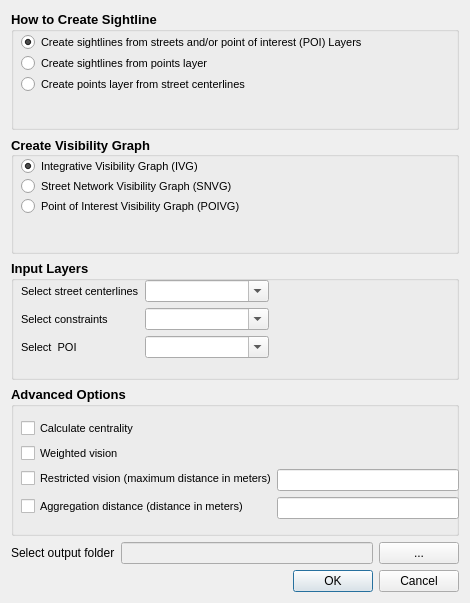
Above: poi_visibility_network_dialog_base.ui from achic19/poi_visibility_network2 before the change. Below: the same form after it.
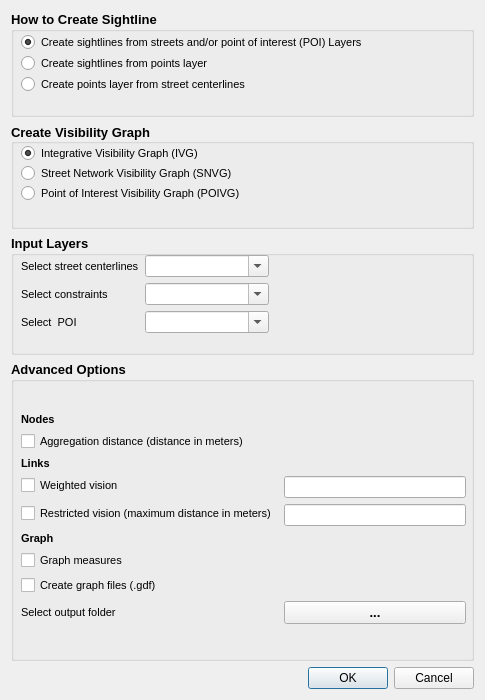
That is the form after the change.

The edit to the form file:
```diff
--- a/poi_visibility_network_dialog_base.ui
+++ b/poi_visibility_network_dialog_base.ui
@@ -6,10 +6,16 @@
    <rect>
     <x>0</x>
     <y>0</y>
-    <width>470</width>
-    <height>603</height>
+    <width>485</width>
+    <height>700</height>
    </rect>
   </property>
+  <property name="minimumSize">
+   <size>
+    <width>0</width>
+    <height>250</height>
+   </size>
+  </property>
   <property name="windowTitle">
    <string>Dialog</string>
   </property>
@@ -360,7 +366,7 @@
      <property name="minimumSize">
       <size>
        <width>0</width>
-       <height>150</height>
+       <height>300</height>
       </size>
      </property>
      <property name="font">
@@ -378,8 +384,8 @@
        <rect>
         <x>10</x>
         <y>20</y>
-        <width>438</width>
-        <height>126</height>
+        <width>445</width>
+        <height>275</height>
        </rect>
       </property>
       <layout class="QFormLayout" name="formLayout_2">
@@ -390,7 +396,7 @@
         <enum>QFormLayout::AllNonFixedFieldsGrow</enum>
        </property>
        <property name="rowWrapPolicy">
-        <enum>QFormLayout::WrapLongRows</enum>
+        <enum>QFormLayout::DontWrapRows</enum>
        </property>
        <property name="labelAlignment">
         <set>Qt::AlignLeading|Qt::AlignLeft|Qt::AlignVCenter</set>
@@ -399,9 +405,65 @@
         <set>Qt::AlignLeading|Qt::AlignLeft|Qt::AlignVCenter</set>
        </property>
        <property name="horizontalSpacing">
-        <number>0</number>
+        <number>7</number>
        </property>
+       <item row="0" column="0">
+        <widget class="QLabel" name="label_2">
+         <property name="font">
+          <font>
+           <pointsize>8</pointsize>
+           <weight>75</weight>
+           <bold>true</bold>
+          </font>
+         </property>
+         <property name="text">
+          <string>Nodes</string>
+         </property>
+        </widget>
+       </item>
+       <item row="6" column="0">
+        <widget class="QCheckBox" name="checkBox_centrality">
+         <property name="font">
+          <font>
+           <pointsize>8</pointsize>
+           <weight>50</weight>
+           <bold>false</bold>
+          </font>
+         </property>
+         <property name="text">
+          <string>Graph measures</string>
+         </property>
+        </widget>
+       </item>
        <item row="1" column="0">
+        <widget class="QCheckBox" name="checkBox_3">
+         <property name="font">
+          <font>
+           <pointsize>8</pointsize>
+           <weight>50</weight>
+           <bold>false</bold>
+          </font>
+         </property>
+         <property name="text">
+          <string>Aggregation distance (distance in meters)</string>
+         </property>
+        </widget>
+       </item>
+       <item row="2" column="0">
+        <widget class="QLabel" name="label_5">
+         <property name="font">
+          <font>
+           <pointsize>8</pointsize>
+           <weight>75</weight>
+           <bold>true</bold>
+          </font>
+         </property>
+         <property name="text">
+          <string>Links</string>
+         </property>
+        </widget>
+       </item>
+       <item row="3" column="0">
         <widget class="QCheckBox" name="checkBox_2">
          <property name="font">
           <font>
@@ -415,7 +477,7 @@
          </property>
         </widget>
        </item>
-       <item row="3" column="0">
+       <item row="4" column="0">
         <widget class="QCheckBox" name="checkBox">
          <property name="font">
           <font>
@@ -449,21 +511,7 @@
          </property>
         </widget>
        </item>
-       <item row="5" column="0">
-        <widget class="QCheckBox" name="checkBox_3">
-         <property name="font">
-          <font>
-           <pointsize>8</pointsize>
-           <weight>50</weight>
-           <bold>false</bold>
-          </font>
-         </property>
-         <property name="text">
-          <string>Aggregation distance (distance in meters)</string>
-         </property>
-        </widget>
-       </item>
-       <item row="5" column="1">
+       <item row="4" column="1">
         <widget class="QLineEdit" name="lineEdit_3">
          <property name="sizePolicy">
           <sizepolicy hsizetype="Preferred" vsizetype="Fixed">
@@ -480,17 +528,61 @@
          </property>
         </widget>
        </item>
-       <item row="0" column="0">
-        <widget class="QCheckBox" name="checkBox_centrality">
+       <item row="5" column="0">
+        <widget class="QLabel" name="label_6">
          <property name="font">
           <font>
            <pointsize>8</pointsize>
+           <weight>75</weight>
+           <bold>true</bold>
+          </font>
+         </property>
+         <property name="text">
+          <string>Graph</string>
+         </property>
+        </widget>
+       </item>
+       <item row="8" column="0">
+        <widget class="QLabel" name="label_12">
+         <property name="sizePolicy">
+          <sizepolicy hsizetype="Preferred" vsizetype="Preferred">
+           <horstretch>0</horstretch>
+           <verstretch>0</verstretch>
+          </sizepolicy>
+         </property>
+         <property name="font">
+          <font>
+           <pointsize>8</pointsize>
            <weight>50</weight>
            <bold>false</bold>
           </font>
          </property>
          <property name="text">
-          <string>Calculate centrality</string>
+          <string>Select output folder</string>
+         </property>
+        </widget>
+       </item>
+       <item row="8" column="1">
+        <widget class="QPushButton" name="pushButton">
+         <property name="enabled">
+          <bool>true</bool>
+         </property>
+         <property name="text">
+          <string>...</string>
+         </property>
+        </widget>
+       </item>
+       <item row="7" column="0">
+        <widget class="QCheckBox" name="checkBox_gdf">
+         <property name="font">
+          <font>
+           <pointsize>8</pointsize>
+           <weight>50</weight>
+           <bold>false</bold>
+          </font>
+         </property>
+         <property name="text">
+          <string>Create graph files (.gdf)</string>
          </property>
         </widget>
        </item>
@@ -498,40 +590,6 @@
      </widget>
     </widget>
    </item>
-   <item>
-    <layout class="QHBoxLayout" name="horizontalLayout_2">
-     <property name="sizeConstraint">
-      <enum>QLayout::SetNoConstraint</enum>
-     </property>
-     <item>
-      <widget class="QLabel" name="label_12">
-       <property name="text">
-        <string>Select output folder</string>
-       </property>
-      </widget>
-     </item>
-     <item>
-      <widget class="QLineEdit" name="lineEdit">
-       <property name="enabled">
-        <bool>false</bool>
-       </property>
-       <property name="text">
-        <string/>
-       </property>
-      </widget>
-     </item>
-     <item>
-      <widget class="QPushButton" name="pushButton">
-       <property name="enabled">
-        <bool>true</bool>
-       </property>
-       <property name="text">
-        <string>...</string>
-       </property>
-      </widget>
-     </item>
-    </layout>
-   </item>
    <item>
     <widget class="QDialogButtonBox" name="buttonBox">
      <property name="orientation">
```
